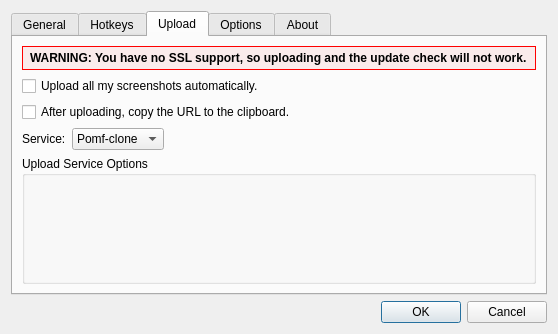
Ogrueb/Lightscreen, file dialogs/optionsdialog.ui: the form before one commit.
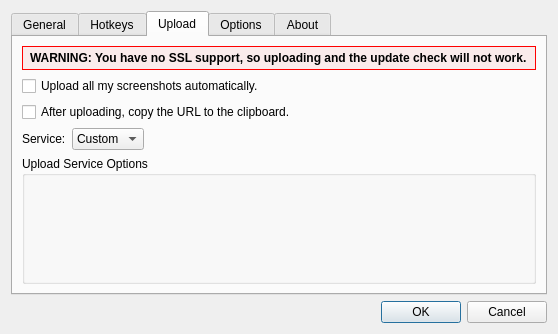
The form after the commit. The open tabs and pages were chosen to show the change. Custom widgets are drawn as their Qt base class.

Commit message: S03: user-configurable uploader replaces pomf

Patch:
```diff
--- a/dialogs/optionsdialog.ui
+++ b/dialogs/optionsdialog.ui
@@ -608,7 +608,7 @@
           <widget class="QComboBox" name="uploadServiceComboBox">
            <item>
             <property name="text">
-             <string>Pomf-clone</string>
+             <string>Custom</string>
             </property>
            </item>
           </widget>
```
Left out of the diff: 6 changed lines with no effect on the pictures. The commit also changes 25 other files.
